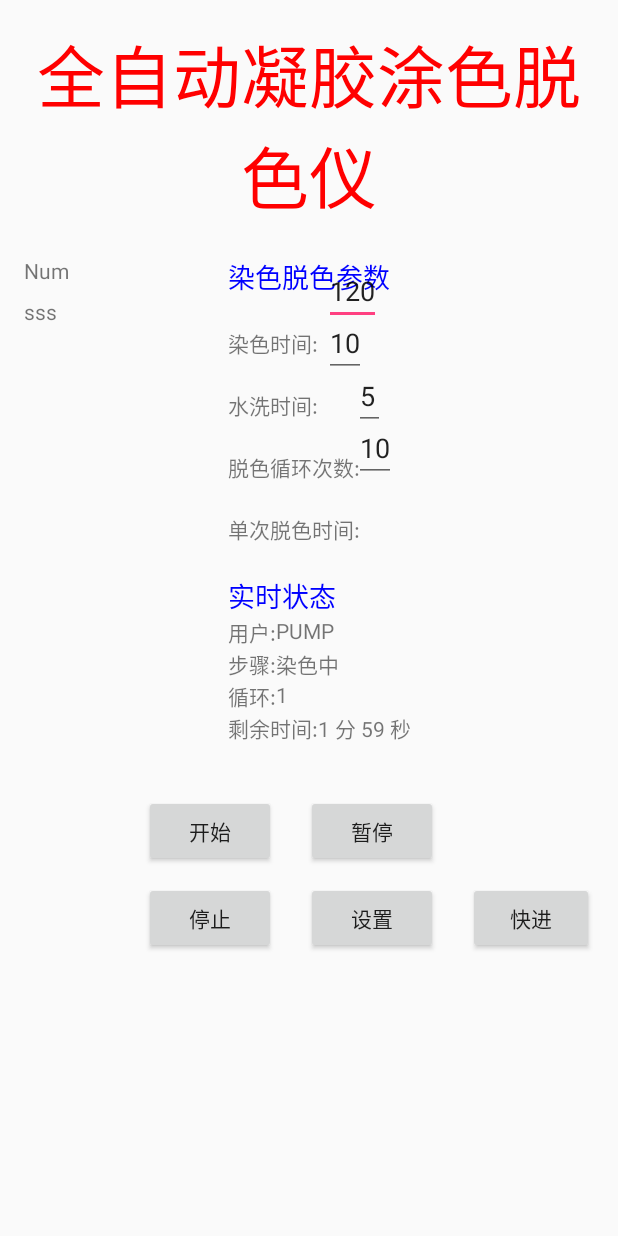
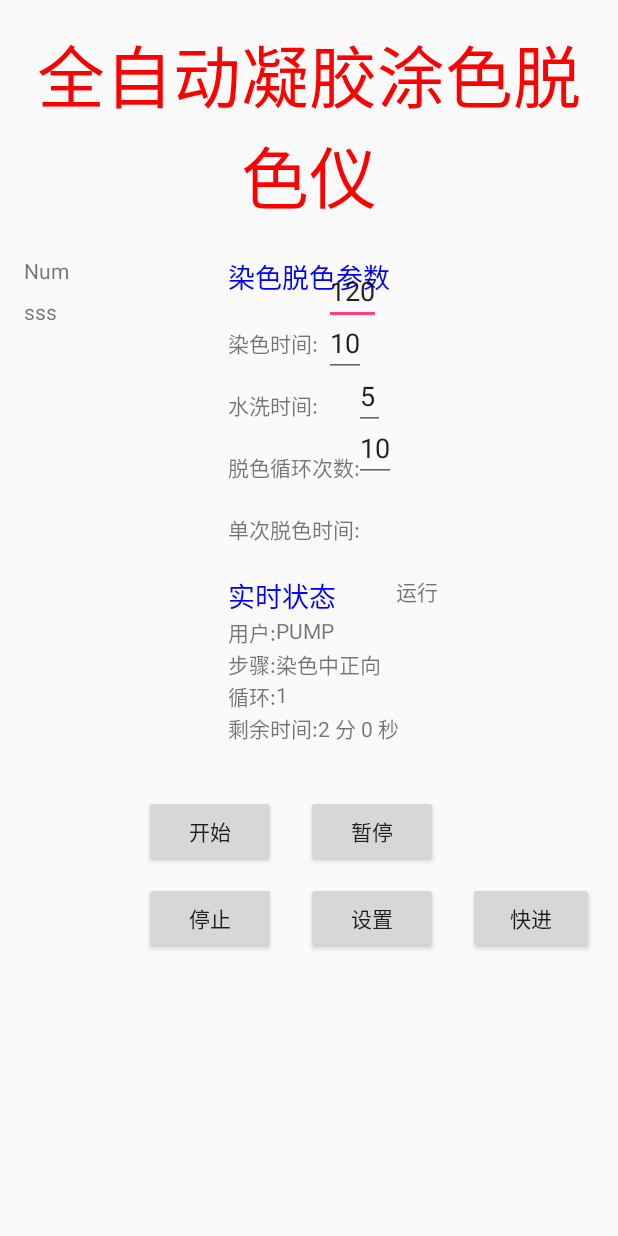
Before and after one commit to HuddsinYuan/AndroidDev, an Android app: the screen it shows after launch (Mainview), after a tap on "开始", on a phone screen of 412 x 824 dp. Run offline under Robolectric (Android 15) with nearby library versions, the phone set to English and light mode, and no system bars.

Commit message:
Edition2. Wait for Hardware Test.

```diff
--- a/Pump/app/src/main/java/com/future/jonassen/pump/Mainview.java
+++ b/Pump/app/src/main/java/com/future/jonassen/pump/Mainview.java
@@ -11,7 +11,6 @@ import android.widget.EditText;
 import android.widget.TextView;
 import android.widget.Toast;
 
-import org.w3c.dom.Text;
 
 import java.lang.reflect.InvocationTargetException;
 import java.lang.reflect.Method;
@@ -30,6 +29,7 @@ public class Mainview extends Activity {
     private static final int TASK_SETTING_DONE = 10004;
     private static final int TASK_BUTTON_CLICK = 10005;
     private static final int TASK_TEST_WORK = 10006;
+    private static final int TASK_STATUS_REFRESH = 10007;
 
     private static final int BUTTON_START = 20001;
     private static final int BUTTON_PAUSE = 20002;
@@ -55,7 +55,7 @@ public class Mainview extends Activity {
      */
     // TODO: 16/1/6 这个具体参数需要和厂家确认
     private static final Flux iColor = new Flux(10, 0);
-    private static final Flux iWater = new Flux(20, 0);
+    private static final Flux iWater = new Flux(10, 0);
     private static final Flux iDecolor = new Flux(4, 0);
 
     private Button btnStart;
@@ -75,6 +75,9 @@ public class Mainview extends Activity {
     private TextView tvStep;
     private TextView tvCycle;
     private TextView tvTime;
+    private TextView tvStatus;
+
+    private boolean isRestarted = false;
 
 
     /*
@@ -108,11 +111,13 @@ public class Mainview extends Activity {
      */
 
     StepValueControl svc = new StepValueControl();
+    StepValueControl svc_init = new StepValueControl();
+//    PumpControl pumpControl = new PumpControl();
 
     /*
         1秒时间到, 推动主线程的进步
      */
-    private boolean set_ok = false;
+//    private static boolean set_ok = false;
     private int count_time = 0;
 
     /*
@@ -120,7 +125,6 @@ public class Mainview extends Activity {
      */
     private TextView tvTest1;
     private TextView tvTest2;
-    private boolean tsSwitcher = false;
     private int mlcounter = 0;
     private int ulcounter = 0;
 
@@ -191,6 +195,16 @@ public class Mainview extends Activity {
 
                     break;
 
+                case TASK_STATUS_REFRESH:
+                    if (statusVal.isStop()) {
+                        tvStatus.setText("停止");
+                    } else if (statusVal.isPause()) {
+                        tvStatus.setText("暂停");
+                    } else if (statusVal.isStart()) {
+                        tvStatus.setText("运行");
+                    }
+                    break;
+
                 default:
                     break;
             }
@@ -206,6 +220,22 @@ public class Mainview extends Activity {
         mainThread = new Thread(PumpControl);
         timeThread = new Thread(SecondControl);
         statusVal = new StatusVal();
+
+
+        svc_init.s = STRING_COLOR_STEP;
+        svc_init.cycle = 1;
+        svc_init.wait_time = allowSetting ? iMauTimeColor : iUserTimeColor;
+        svc_init.pump_ml_time = iColor.iFluxML;
+        svc_init.pump_ul_time = iColor.iFluxUL;
+        svc_init.valve = 4;
+        svc_init.dir = true;
+        if (svc_init.dir) {
+            svc_init.s += "正向";
+        } else {
+            svc_init.s += "反向";
+        }
+        svc_init.isMLTime = true;
+        svc_init.isWaitTime = false;
 
         /*
             开始资源定位
@@ -225,8 +255,11 @@ public class Mainview extends Activity {
         tvCycle = (TextView) findViewById(R.id.data_ans_cycle);
         tvTime = (TextView) findViewById(R.id.data_ans_all_time);
         tvUser = (TextView) findViewById(R.id.data_ans_usr);
+        tvStatus = (TextView) findViewById(R.id.status);
 
         tvUser.setText("PUMP");
+        tvStatus.setText("停止");
+
         etColorTime.setText(String.valueOf(iMauTimeColor));
         etWaterTime.setText(String.valueOf(iMauTimeWater));
         etCycle.setText(String.valueOf(allowSetting ? 5 : iUserCycle));
@@ -242,6 +275,7 @@ public class Mainview extends Activity {
         btnFf.setOnClickListener(btnListener);
 
         timeThread.start();
+        mainThread.start();
     }
 
     Runnable PumpControl = new Runnable() {
@@ -260,7 +294,9 @@ public class Mainview extends Activity {
                             阀门：每一个步骤打开的阀门
                             方向：每一个步骤所需求的方向
                          */
-                        if (TempStep != Step.getStep()) {
+                        if (TempStep != Step.getStep() || isRestarted) {
+                            isRestarted = false;
+                            Log.i("PumpControl", "Enter Setting Part");
                             switch (Step.getStep()) {
                                 case STEP_COLOR:
                                     synchronized (svc.lock) {
@@ -271,6 +307,11 @@ public class Mainview extends Activity {
                                         svc.pump_ul_time = iColor.iFluxUL;
                                         svc.valve = 4;
                                         svc.dir = true;
+                                        if (svc.dir) {
+                                            svc.s += "正向";
+                                        } else {
+                                            svc.s += "反向";
+                                        }
                                         TempStep = STEP_COLOR;
                                         TempTime = svc.pump_ml_time;
                                         svc.isMLTime = true;
@@ -298,7 +339,7 @@ public class Mainview extends Activity {
                                     synchronized (svc.lock) {
                                         svc.s = STRING_WASH_STEP;
                                         svc.cycle = 1;
-                                        svc.wait_time = 0; /* 在水洗的步骤中，只需要一直抽水古来将其洗干净就好，不需要等待步骤 */
+                                        svc.wait_time = iWater.iFluxML + iWater.iFluxUL; /* 在水洗的步骤中，只需要一直抽水古来将其洗干净就好，不需要等待步骤 */
                                         svc.pump_ml_time = iWater.iFluxML;
                                         svc.pump_ul_time = iWater.iFluxUL;
                                         svc.valve = 3;
@@ -313,8 +354,8 @@ public class Mainview extends Activity {
                                 case STEP_WASH_BACK:
                                     synchronized (svc.lock) {
                                         svc.s = STRING_WASH_STEP;
-                                        svc.cycle = Step.isStepCycle() ? 2 : Step.getInnerCycle();
-                                        svc.wait_time = 0;
+                                        svc.cycle = Step.isStepCycle() ? Step.getInnerCycle() : 1;
+                                        svc.wait_time = iWater.iFluxML + iWater.iFluxUL;
                                         svc.pump_ml_time = iWater.iFluxML;
                                         svc.pump_ul_time = iWater.iFluxUL;
                                         svc.valve = 1;
@@ -329,7 +370,7 @@ public class Mainview extends Activity {
                                 case STEP_DECOLOR:
                                     synchronized (svc.lock) {
                                         svc.s = STRING_DECOLOR_STEP;
-                                        svc.cycle = Step.isStepCycle() ? 2 : Step.getInnerCycle();
+                                        svc.cycle = Step.isStepCycle() ? Step.getInnerCycle() : 1;
                                         svc.wait_time = allowSetting ? iMauTimeDecolor : iUserTimeDecolor;
                                         svc.pump_ml_time = iDecolor.iFluxML; /* 脱色液的数量 */
                                         svc.pump_ul_time = iDecolor.iFluxUL;
@@ -346,9 +387,9 @@ public class Mainview extends Activity {
                                     synchronized (svc.lock) {
                                         svc.s = STRING_DECOLOR_STEP;
                                         svc.cycle = 1;
-                                        svc.wait_time = 0;
+                                        svc.wait_time = iDecolor.iFluxML + iDecolor.iFluxUL;
                                         svc.pump_ml_time = iDecolor.iFluxML;
-                                        svc.pump_ul_time = iDecolor.iFluxML;
+                                        svc.pump_ul_time = iDecolor.iFluxUL;
                                         svc.valve = 1;
                                         svc.dir = false;
                                         TempStep = STEP_DECOLOR_BACK;
@@ -362,16 +403,17 @@ public class Mainview extends Activity {
                                     break;
 
                             }
-
-                            set_ok = true;
-
                         /*
                             配置完毕后，发给UI线程刷新界面
                          */
                             synchronized (svc.lock) {
                                 PumpMessageSender(svc);
+//                                set_ok = true;
                             }
-                        }
+
+
+                            Log.i("PumpControl", "Software Setting Ok");
+
 
                         /*
                             svc中
@@ -379,7 +421,20 @@ public class Mainview extends Activity {
                                 time,valve, dir用来控制阀门
                             接下来控制阀门
                          */
+                            synchronized (svc.lock) {
+                                pump.PumpValveSel(svc.valve);
+                                pump.PumpDirSetting(svc.dir);
+                                pump.PumpFluxML();
+                            }
 
+                            Log.i("PumpControl", "Hardware Setting Ok");
+
+                        }
+                    }
+                    /*
+                        如果暂停了，在这里做处理
+                     */
+                    else {
 
                     }
                 }
@@ -394,40 +449,72 @@ public class Mainview extends Activity {
         @Override
         public void run() {
             while (!Thread.currentThread().isInterrupted()) {
-                if (!statusVal.isPause() && statusVal.isStart() && set_ok) {
+                if (!statusVal.isPause() && statusVal.isStart()) {
+//                    Log.i("SecondControl", "set_ok value is " +String.valueOf(set_ok));
+//                    if (set_ok) {
+//                        Log.i("SecondControl", "Enter SecondControl Thread");
+                    ThreadSleep(1000);
+                    /*
+                        检查是否是运行状态，只检查isWaitTime对于Pump的控制
+                     */
 
-                    ThreadSleep(1000);
+                    SecondDetect();
+//                    if (svc.isWaitTime && pump.getPumpEnbState()) {
+//                        pump.PumpEnbSetting(false);
+//                    } else if (!svc.isWaitTime && !pump.getPumpEnbState()) {
+//                        pump.PumpEnbSetting(true);
+//                    }
+
+
+                    if (svc.isWaitTime || statusVal.isStop() || statusVal.isPause()) {
+                        if (pump.getPumpEnbState()) {
+                            pump.PumpEnbSetting(false);
+                        }
+                    }
+                    else {
+                        if (pump.getPumpEnbState()) {
+
+                        } else {
+                            pump.PumpEnbSetting(true);
+                        }
+                    }
+
 
                     if (svc.isMLTime && !svc.isWaitTime) {
                         if (TempTime > 0) {
                             TempTime--;
+//                            Log.i("SecondControl", "Pump ML Work. Pump Dir = " + String.valueOf(svc.dir));
                         } else if (TempTime == 0) {
                             TempTime = svc.pump_ul_time;
                             svc.isMLTime = false;
                         }
-                        Log.i("SecondControl", "ML Work.");
+
                         count_time = svc.wait_time + TempTime - svc.pump_ml_time;
 
-                    } else if (!svc.isMLTime && !svc.isWaitTime) {
+                    }
+                    if (!svc.isMLTime && !svc.isWaitTime) {
                         if (TempTime > 0) {
                             TempTime--;
+//                            Log.i("SecondControl", "Pump UL Work. Pump Dir = " + String.valueOf(svc.dir));
                         } else if (TempTime == 0) {
                             TempTime = svc.wait_time - svc.pump_ul_time - svc.pump_ml_time;
                             svc.isWaitTime = true;
                         }
-                        Log.i("SecondControl", "UL Work.");
+
                         count_time = svc.wait_time - svc.pump_ml_time + TempTime - svc.pump_ul_time;
 
-                    } else if (svc.isWaitTime) {
+                    }
+                    if (svc.isWaitTime) {
                         if (TempTime > 0) {
                             TempTime--;
+//                            Log.i("SecondControl", "Wait Work");
                         } else if (TempTime == 0) {
                             Step.NextStep();
                             Step.OutputMessage();
-
-                            set_ok = false;
+                            if (!Step.isRunningState()) {
+                                statusVal.Stop();
+                            }
                         }
-                        Log.i("SecondControl", "Wait Work");
                         count_time = TempTime;
 
                     }
@@ -436,6 +523,7 @@ public class Mainview extends Activity {
                 }
             }
         }
+//        }
     };
 
     private View.OnClickListener btnListener = new View.OnClickListener() {
@@ -447,19 +535,21 @@ public class Mainview extends Activity {
                 case R.id.btn_start:
                     statusVal.Start();
                     btnSet.setClickable(false);
-                    mainThread.start();
+                    pump.PumpEnbSetting(true);
+                    MessageSender(TASK_STATUS_REFRESH, 0, 0);
+//                    mainThread.start();
                     break;
 
                 case R.id.btn_set:
                     if (allowSetting) {
                         iUserTimeColor = Integer.parseInt(etColorTime.getText().toString());
                         iUserTimeColorReverse = iUserTimeColor + 2;
-                        iUserTimeWater = Integer.parseInt(etWaterTime.getText().toString());
+                        iWater.iFluxML = Integer.parseInt(etWaterTime.getText().toString());
                         iUserCycle = Integer.parseInt(etCycle.getText().toString());
                         iUserTimeDecolor = Integer.parseInt(etEachTime.getText().toString());
 
                         Log.i("iColorTime", String.valueOf(iUserTimeColor));
-                        Log.i("iWaterTime", String.valueOf(iUserTimeWater));
+                        Log.i("iWaterTime", String.valueOf(iWater.iFluxML));
                         Log.i("iCycle", String.valueOf(iUserCycle));
                         Log.i("iEachTime", String.valueOf(iUserTimeDecolor));
 
@@ -473,22 +563,32 @@ public class Mainview extends Activity {
                 case R.id.btn_pause:
                     if (statusVal.isPause()) {
                         statusVal.PauseSetter(false);
+                        pump.PumpEnbSetting(true);
                         MessageSender(TASK_BUTTON_CLICK, BUTTON_PAUSE, STATE_PAUSE);
                     } else {
                         statusVal.PauseSetter(true);
+                        pump.PumpEnbSetting(false);
                         MessageSender(TASK_BUTTON_CLICK, BUTTON_PAUSE, STATE_RESUME);
                     }
+
+                    MessageSender(TASK_STATUS_REFRESH, 0, 0);
                     break;
 
                 case R.id.btn_stop:
                     statusVal.Stop();
                     btnSet.setClickable(true);
+                    pump.PumpEnbSetting(false);
+                    RefreshDevice2InitState();
                     MessageSender(TASK_END_WORK, 0, 0);
+                    MessageSender(TASK_STATUS_REFRESH, 0, 0);
                     break;
 
                 case R.id.btn_ff:
                     Step.NextStep();
                     Step.OutputMessage();
+                    if (Step.isRunningState() == false) {
+                        RefreshDevice2InitState();
+                    }
 
                 default:
                     break;
@@ -515,6 +615,18 @@ public class Mainview extends Activity {
         bundle.putString("string", svc.s);
         m.setData(bundle);
         m.sendToTarget();
+    }
+
+    private void RefreshDevice2InitState() {
+//        allowSetting = true;
+        isRestarted = true;
+        statusVal.PauseSetter(true);
+
+
+        Step = new StepControl(iUserCycle);
+
+
+//        svc = new StepValueControl(svc_init);
     }
 
     private void Invoke_OutputMethod() {
@@ -548,4 +660,12 @@ public class Mainview extends Activity {
         }
 
     }
+
+    private void SecondDetect() {
+        String s;
+        s = "当前步骤：" + Step.getStringStep() + " " +
+                "水泵状态：" + String.valueOf(pump.getPumpEnbState()) + " " +
+                "水泵抽水方向：" + String.valueOf(svc.dir);
+        Log.i("SecondDetect", s);
+    }
 }
--- a/Pump/app/src/main/java/com/future/jonassen/pump/StepControl.java
+++ b/Pump/app/src/main/java/com/future/jonassen/pump/StepControl.java
@@ -14,7 +14,7 @@ public class StepControl {
     private static final int STEP_DECOLOR = 40006;
     private static final int STEP_DECOLOR_BACK = 40007;
     private boolean STEP_CYCLE = false;
-    private static boolean RunningState = true;
+    private boolean RunningState = true;
 
     private int iStep = STEP_COLOR;
     private int innerCycle = 0;
@@ -86,12 +86,16 @@ public class StepControl {
                 innerCycle++;
             }
 
-
+            Log.i("StepControl", "Next step is " + getStringStep());
         } else {
             RunningState = false;
             Log.i("StepControl", "Out of Cycle. Running State " + String.valueOf(RunningState));
         }
 
+    }
+
+    public boolean isRunningState() {
+        return RunningState;
     }
 
     public void OutputMessage() {
--- a/Pump/app/src/main/res/layout/content_mainview.xml
+++ b/Pump/app/src/main/res/layout/content_mainview.xml
@@ -155,10 +155,10 @@
         android:id="@+id/status"
         android:layout_width="wrap_content"
         android:layout_height="wrap_content"
-        android:layout_above="@id/data_usr"
-        android:layout_toEndOf="@id/textView"
-        android:layout_toRightOf="@id/textView"
-        />
+        android:text="暂停"
+        android:layout_alignTop="@+id/textView"
+        android:layout_toLeftOf="@+id/btn_ff"
+        android:layout_toStartOf="@+id/btn_ff" />
 
     <TextView
         android:id="@+id/data_step"
```
Also changed, not shown: Pump/app/src/main/java/com/future/jonassen/pump/StepValueControl.java (+15 -0 lines).
